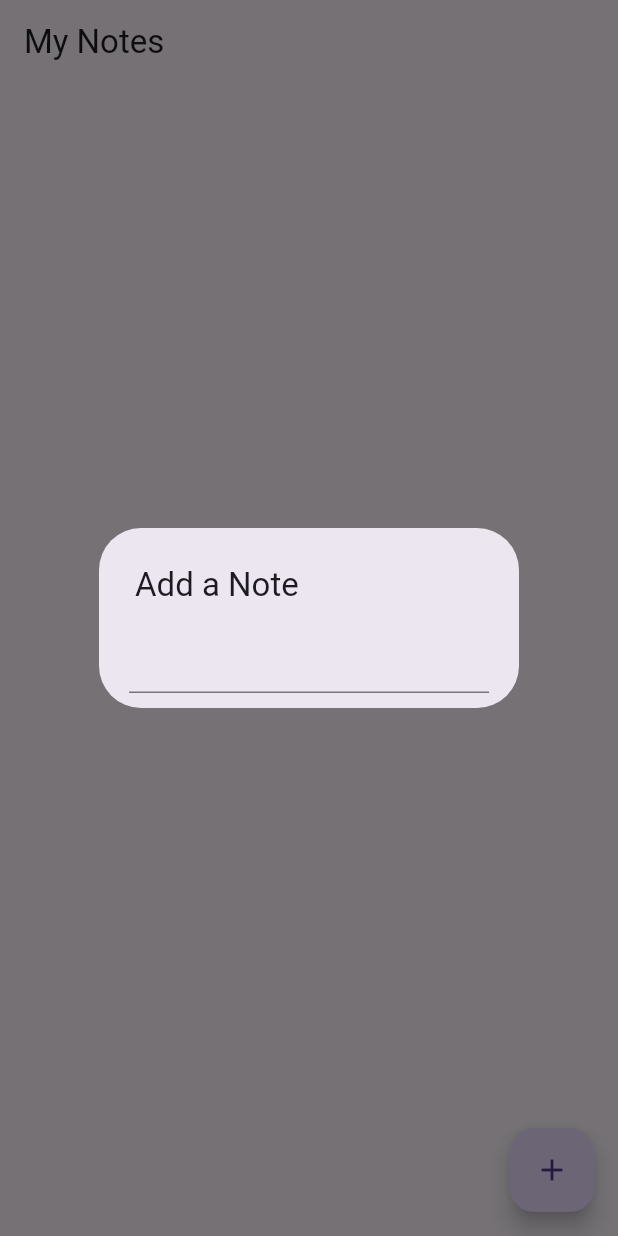
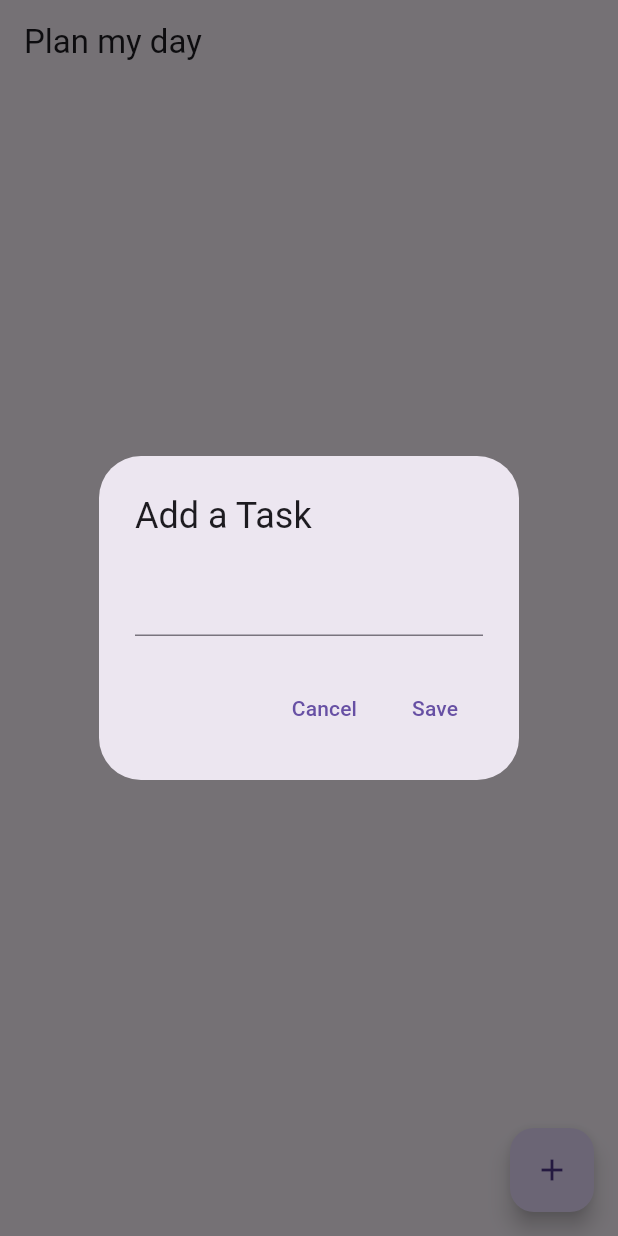
Before and after one commit to KarthikaMovva/Notes, a Flutter app: the screen it shows after launch, after a tap on the "add" icon, on a phone screen of 412 x 824 dp. Run offline on Flutter 3.47's test engine with Material 3 defaults, Android fonts, the phone set to English and light mode, and no system bars; our stand-ins replace supabase_flutter; accounts and stored records are empty.

Commit message:
added delete and edit

```diff
--- a/lib/main.dart
+++ b/lib/main.dart
@@ -1,14 +1,12 @@
 import 'package:flutter/material.dart';
+import 'package:note/notepage.dart';
 import 'package:supabase_flutter/supabase_flutter.dart';
 
 void main() async {
-  WidgetsFlutterBinding.ensureInitialized();
-
   await Supabase.initialize(
-    url: "https://hyxevzmtnrqtzbqgixbb.supabase.co",
-    anonKey: "eyJhbGciOiJIUzI1NiIsInR5cCI6IkpXVCJ9.eyJpc3MiOiJzdXBhYmFzZSIsInJlZiI6Imh5eGV2em10bnJxdHpicWdpeGJiIiwicm9sZSI6ImFub24iLCJpYXQiOjE3MzkwMDA0MDgsImV4cCI6MjA1NDU3NjQwOH0.zrAZCQDtOyZFpy_j0k3613TAMac_uvYURoHDAX7zki8",
+    url:'https://hyxevzmtnrqtzbqgixbb.supabase.co',
+    anonKey:'eyJhbGciOiJIUzI1NiIsInR5cCI6IkpXVCJ9.eyJpc3MiOiJzdXBhYmFzZSIsInJlZiI6Imh5eGV2em10bnJxdHpicWdpeGJiIiwicm9sZSI6ImFub24iLCJpYXQiOjE3MzkwMDA0MDgsImV4cCI6MjA1NDU3NjQwOH0.zrAZCQDtOyZFpy_j0k3613TAMac_uvYURoHDAX7zki8' ,
   );
-
   runApp(const MyApp());
 }
 
@@ -17,82 +15,9 @@ class MyApp extends StatelessWidget {
 
   @override
   Widget build(BuildContext context) {
-    return MaterialApp(
+    return const MaterialApp(
       debugShowCheckedModeBanner: false,
-      theme: ThemeData(primarySwatch: Colors.blue),
-      home: MyHomePage(),
+      home: Notepage(),
     );
   }
 }
-
-class MyHomePage extends StatefulWidget {
-  const MyHomePage({super.key});
-
-  @override
-  State<MyHomePage> createState() => _MyHomePageState();
-}
-
-class _MyHomePageState extends State<MyHomePage> {
-  final Stream<List<Map<String, dynamic>>> _notesStream = Supabase.instance.client
-      .from('notes')
-      .stream(primaryKey: ['id']);
-
-  @override
-  Widget build(BuildContext context) {
-    return Scaffold(
-      appBar: AppBar(
-        title: const Text("My Notes"),
-      ),
-      body: StreamBuilder<List<Map<String, dynamic>>>(
-        stream: _notesStream,
-        builder: (context, snapshot) {
-          if (snapshot.connectionState == ConnectionState.waiting) {
-            return const Center(child: CircularProgressIndicator());
-          }
-          if (snapshot.hasError) {
-            return Center(child: Text('Error: ${snapshot.error}'));
-          }
-          final notes = snapshot.data ?? [];
-
-          return ListView.builder(
-            itemCount: notes.length,
-            itemBuilder: (context, index) {
-              return ListTile(
-                title: Text(notes[index]['body'] ?? 'No content'),
-              );
-            },
-          );
-        },
-      ),
-      floatingActionButton: FloatingActionButton(
-        onPressed: () {
-          showDialog(
-            context: context,
-            builder: (context) {
-              return SimpleDialog(
-                title: const Text("Add a Note"),
-                contentPadding: const EdgeInsets.symmetric(horizontal: 10),
-                children: [
-                  Padding(
-                    padding: const EdgeInsets.all(10),
-                    child: TextFormField(
-                      onFieldSubmitted: (value) async {
-                        if (value.isNotEmpty) {
-                          await Supabase.instance.client
-                              .from('notes')
-                              .insert({'body': value});
-                        }
-                        Navigator.pop(context);
-                      },
-                    ),
-                  ),
-                ],
-              );
-            },
-          );
-        },
-        child: const Icon(Icons.add),
-      ),
-    );
-  }
-}
--- /dev/null
+++ b/lib/notepage.dart
@@ -0,0 +1,154 @@
+import 'package:flutter/material.dart';
+import 'package:note/notes_database.dart';
+import 'package:note/notes.dart';
+
+class Notepage extends StatefulWidget {
+  const Notepage({super.key});
+
+  @override
+  State<Notepage> createState() => _NotepageState();
+}
+
+class _NotepageState extends State<Notepage> {
+  final notedb = NotesDatabase();
+  final getinput = TextEditingController();
+
+  void modifyNote(Note note) {
+    getinput.text = note.body;
+    showDialog(
+      context: context,
+      builder: (context) => AlertDialog(
+        title: const Text("Modify Task"),
+        content: TextField(
+          controller: getinput,
+        ),
+        actions: [
+          TextButton(
+            onPressed: () {
+              Navigator.pop(context);
+              getinput.clear();
+            },
+            child: const Text("Cancel"),
+          ),
+          TextButton(
+            onPressed: () {
+              notedb.modified(note, getinput.text);
+              Navigator.pop(context);
+              getinput.clear();
+            },
+            child: const Text("Save"),
+          ),
+        ],
+      ),
+    );
+  }
+
+  void deleteNote(Note note) {
+    showDialog(
+      context: context,
+      builder: (context) => AlertDialog(
+        title: const Text("Remove Task"),
+        actions: [
+          TextButton(
+            onPressed: () {
+              Navigator.pop(context);
+              getinput.clear();
+            },
+            child: const Text("Cancel"),
+          ),
+          TextButton(
+            onPressed: () {
+              notedb.deleted(note);
+              Navigator.pop(context);
+              getinput.clear();
+            },
+            child: const Text("Delete"),
+          ),
+        ],
+      ),
+    );
+  }
+
+  void addNote() {
+    showDialog(
+      context: context,
+      builder: (context) => AlertDialog(
+        title: const Text("Add a Task"),
+        content: TextField(
+          controller: getinput,
+        ),
+        actions: [
+          TextButton(
+            onPressed: () {
+              Navigator.pop(context);
+              getinput.clear();
+            },
+            child: const Text("Cancel"),
+          ),
+          TextButton(
+            onPressed: () {
+              final newNote = Note(body: getinput.text);
+              notedb.addNote(newNote);
+              Navigator.pop(context);
+              getinput.clear();
+            },
+            child: const Text("Save"),
+          ),
+        ],
+      ),
+    );
+  }
+
+
+
+
+
+
+  @override
+  Widget build(BuildContext context) {
+    return Scaffold(
+      appBar: AppBar(
+        title: const Text("Plan my day"),
+      ),
+      floatingActionButton: FloatingActionButton(
+        onPressed: addNote,
+        child: const Icon(Icons.add),
+      ),
+      body: StreamBuilder<List<Note>>(
+        stream: notedb.readnote,
+        builder: (context, snapshot) {
+          if (!snapshot.hasData) {
+            return const Center(
+              child: CircularProgressIndicator(),
+            );
+          }
+          final notes = snapshot.data ?? [];
+          return ListView.builder(
+            itemCount: notes.length,
+            itemBuilder: (context, index) {
+              final note = notes[index];
+              return ListTile(
+                title: Text(note.body),
+                trailing: SizedBox(
+                  width: 100,
+                  child: Row(
+                    children: [
+                      IconButton(
+                        onPressed: () => modifyNote(note),
+                        icon: const Icon(Icons.edit),
+                      ),
+                      IconButton(
+                        onPressed: () => deleteNote(note),
+                        icon: const Icon(Icons.delete),
+                      ),
+                    ],
+                  ),
+                ),
+              );
+            },
+          );
+        },
+      ),
+    );
+  }
+}
--- /dev/null
+++ b/lib/notes.dart
@@ -0,0 +1,22 @@
+import 'package:flutter/foundation.dart';
+
+class Note {
+  int? id;
+  String body;
+
+  Note({this.id, required this.body});
+
+  factory Note.fromMap(Map<String, dynamic> map) {
+    return Note(
+      id:map['id'] as int?,
+      body:map['body'] as String,
+    );
+  }
+
+  Map<String,dynamic> toMap(){
+    return {
+      'id':id,
+      'body':body,
+    };
+  }
+}
--- /dev/null
+++ b/lib/notes_database.dart
@@ -0,0 +1,31 @@
+import 'package:supabase_flutter/supabase_flutter.dart';
+import 'package:note/notes.dart';
+
+class NotesDatabase {
+  final db = Supabase.instance.client.from('notes');
+
+  Future<void> addNote(Note addedNote) async {
+    try {
+      await db.insert({
+        'body': addedNote.body,
+      });
+      print("Note added successfully");
+    } catch (e) {
+      print("Error deleting note: $e");
+    }
+  }
+
+    final readnote = Supabase.instance.client.from('notes').stream(primaryKey: [
+      'id'
+    ]).map((data) => data.map((x) => Note.fromMap(x)).toList());
+
+    Future modified(Note prevNote, String Newnote) async {
+      await db.update({
+        'body': Newnote,
+      }).eq('id', prevNote.id!);
+    }
+
+    Future deleted(Note note) async {
+      await db.delete().eq('id', note.id!);
+    }
+  }
```
